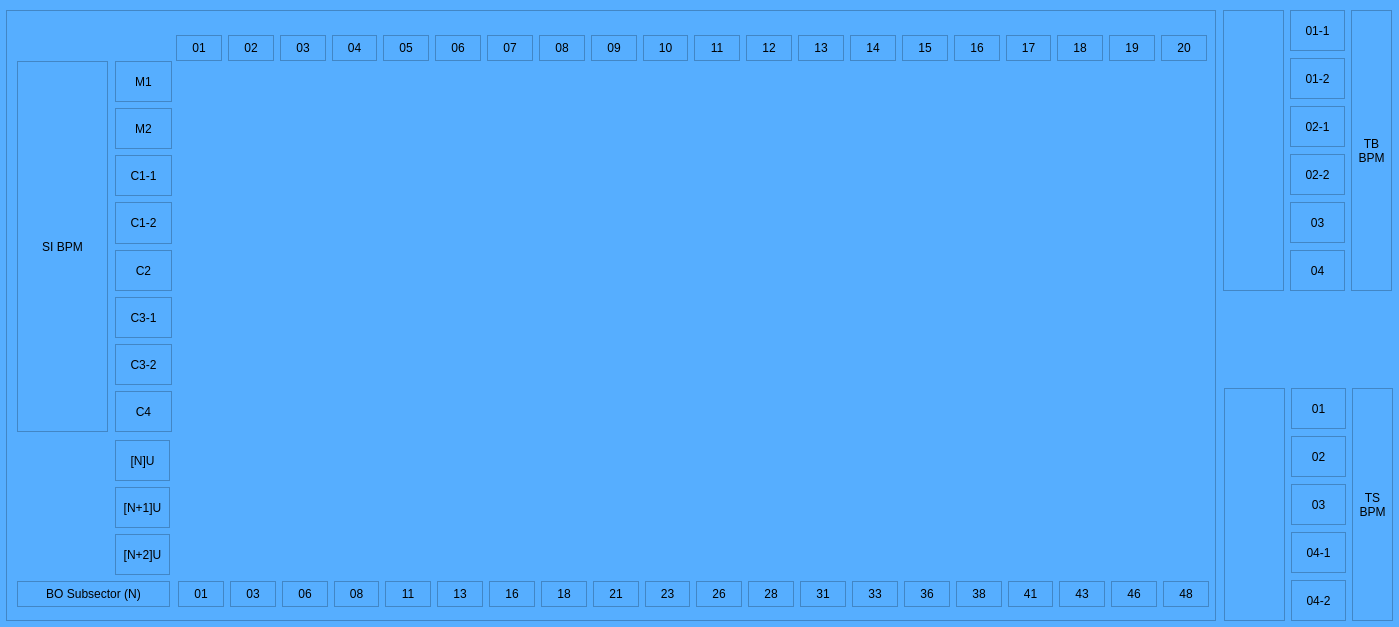
Qt form ui/bpmsi.ui (lnls-gop/gop-monitor) before a commit.
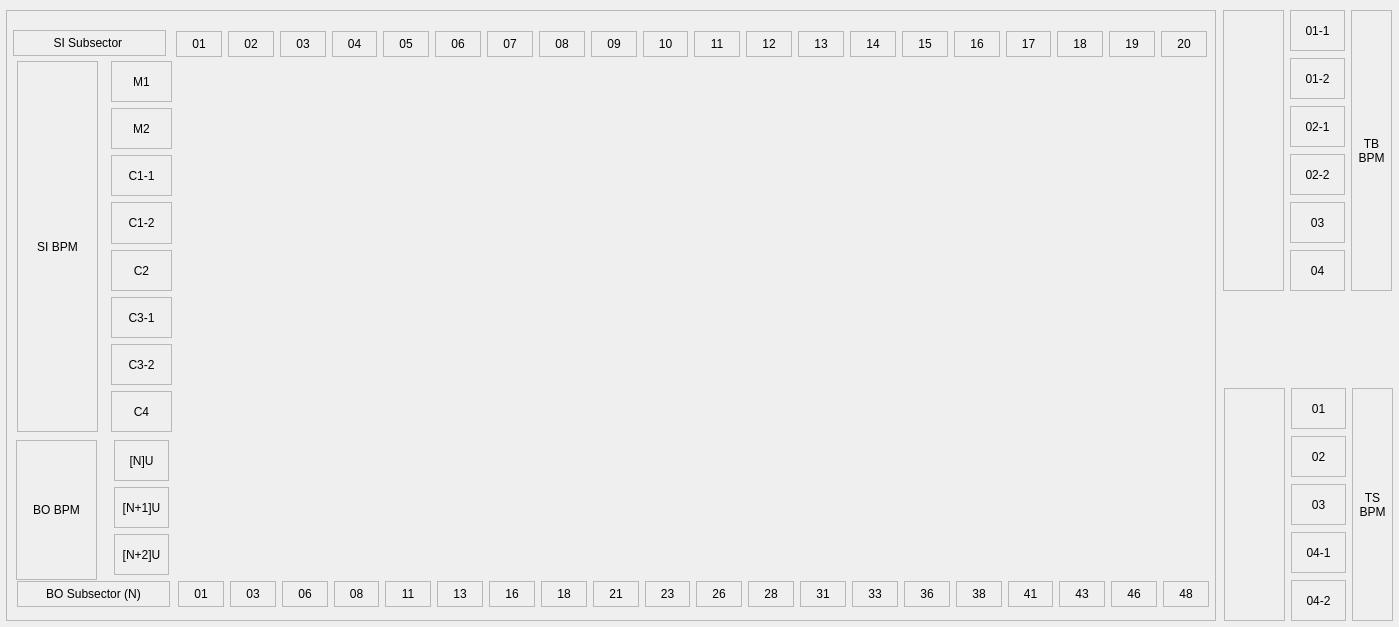
The same form after that commit. Custom widgets are drawn as their Qt base class.

Diff of the .ui file:
```diff
--- a/ui/bpmsi.ui
+++ b/ui/bpmsi.ui
@@ -14,7 +14,7 @@
    <string>Form</string>
   </property>
   <property name="styleSheet">
-   <string notr="true">background-color: rgb(86, 174, 255)</string>
+   <string notr="true"/>
   </property>
   <widget class="QScrollArea" name="scrollArea">
    <property name="geometry">
@@ -48,7 +48,7 @@
       <rect>
        <x>10</x>
        <y>50</y>
-       <width>91</width>
+       <width>81</width>
        <height>371</height>
       </rect>
      </property>
@@ -15090,7 +15090,7 @@
      <property name="geometry">
       <rect>
        <x>169</x>
-       <y>24</y>
+       <y>20</y>
        <width>1031</width>
        <height>26</height>
       </rect>
@@ -15541,9 +15541,9 @@
     <widget class="QWidget" name="layoutWidget">
      <property name="geometry">
       <rect>
-       <x>108</x>
+       <x>104</x>
        <y>50</y>
-       <width>57</width>
+       <width>61</width>
        <height>371</height>
       </rect>
      </property>
@@ -15777,9 +15777,9 @@
     <widget class="QWidget" name="layoutWidget">
      <property name="geometry">
       <rect>
-       <x>100</x>
+       <x>104</x>
        <y>429</y>
-       <width>71</width>
+       <width>61</width>
        <height>137</height>
       </rect>
      </property>
@@ -15888,6 +15888,74 @@
       </item>
      </layout>
     </widget>
+    <widget class="PyDMLabel" name="PyDMLabel_30">
+     <property name="geometry">
+      <rect>
+       <x>9</x>
+       <y>429</y>
+       <width>81</width>
+       <height>140</height>
+      </rect>
+     </property>
+     <property name="toolTip">
+      <string/>
+     </property>
+     <property name="frameShape">
+      <enum>QFrame::StyledPanel</enum>
+     </property>
+     <property name="frameShadow">
+      <enum>QFrame::Plain</enum>
+     </property>
+     <property name="lineWidth">
+      <number>5</number>
+     </property>
+     <property name="text">
+      <string>BO BPM</string>
+     </property>
+     <property name="alignment">
+      <set>Qt::AlignCenter</set>
+     </property>
+    </widget>
+    <widget class="PyDMLabel" name="PyDMLabel_67">
+     <property name="geometry">
+      <rect>
+       <x>6</x>
+       <y>19</y>
+       <width>153</width>
+       <height>26</height>
+      </rect>
+     </property>
+     <property name="minimumSize">
+      <size>
+       <width>153</width>
+       <height>26</height>
+      </size>
+     </property>
+     <property name="maximumSize">
+      <size>
+       <width>16777215</width>
+       <height>26</height>
+      </size>
+     </property>
+     <property name="toolTip">
+      <string/>
+     </property>
+     <property name="frameShape">
+      <enum>QFrame::StyledPanel</enum>
+     </property>
+     <property name="frameShadow">
+      <enum>QFrame::Plain</enum>
+     </property>
+     <property name="lineWidth">
+      <number>5</number>
+     </property>
+     <property name="text">
+      <string>SI Subsector </string>
+     </property>
+     <property name="alignment">
+      <set>Qt::AlignCenter</set>
+     </property>
+    </widget>
    </widget>
   </widget>
   <widget class="QScrollArea" name="scrollArea_2">
```
